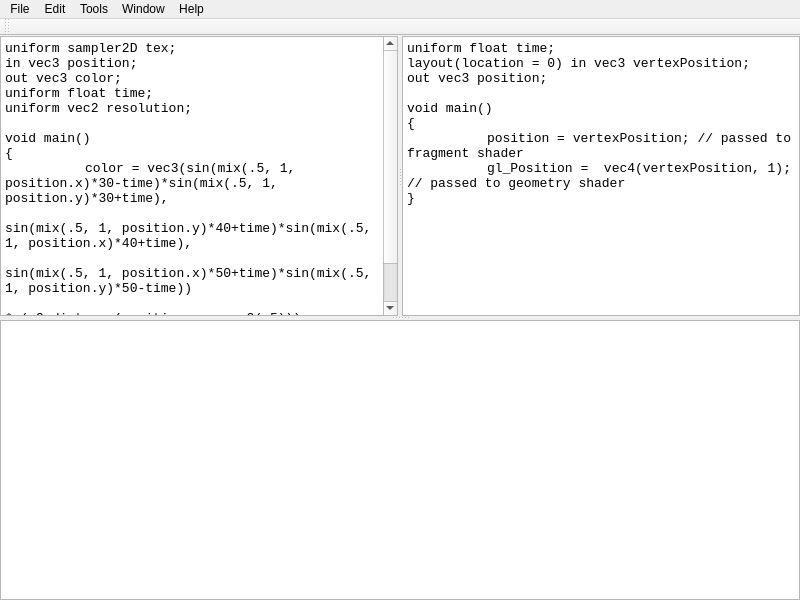
Before: the Qt Designer form ide.ui in byteManiak/Qt-Shader-IDE, drawn with Qt 5.
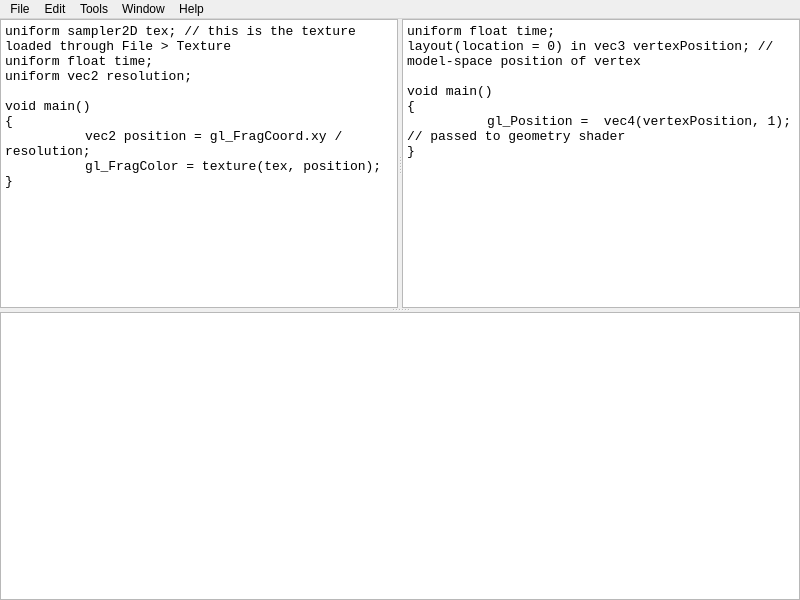
After: the same form once the commit is applied. Custom widgets are drawn as their Qt base class.

Commit message: Added texture support. Removed redundant code. Added a lot of comments.

```diff
--- a/ide.ui
+++ b/ide.ui
@@ -117,18 +117,14 @@
             <enum>Qt::ScrollBarAsNeeded</enum>
            </property>
            <property name="plainText">
-            <string>uniform sampler2D tex;
-in vec3 position;
-out vec3 color;
+            <string>uniform sampler2D tex; // this is the texture loaded through File &gt; Texture
 uniform float time;
 uniform vec2 resolution;
 
 void main() 
 {
-	color = vec3(sin(mix(.5, 1, position.x)*30-time)*sin(mix(.5, 1, position.y)*30+time),
-					sin(mix(.5, 1, position.y)*40+time)*sin(mix(.5, 1, position.x)*40+time),
-					sin(mix(.5, 1, position.x)*50+time)*sin(mix(.5, 1, position.y)*50-time))
-					* (.9-distance(position.xy, vec2(.5)));
+	vec2 position = gl_FragCoord.xy / resolution;
+	gl_FragColor = texture(tex, position);
 }</string>
            </property>
           </widget>
@@ -142,12 +138,10 @@
            </property>
            <property name="plainText">
             <string>uniform float time;
-layout(location = 0) in vec3 vertexPosition;
-out vec3 position;
+layout(location = 0) in vec3 vertexPosition; // model-space position of vertex
 
 void main() 
 {
-	position = vertexPosition; // passed to fragment shader
 	gl_Position =  vec4(vertexPosition, 1); // passed to geometry shader
 }</string>
            </property>
@@ -233,17 +227,6 @@
    <addaction name="menuWindow"/>
    <addaction name="menuHelp"/>
   </widget>
-  <widget class="GLToolBar" name="toolBar">
-   <property name="windowTitle">
-    <string>Context Tools</string>
-   </property>
-   <attribute name="toolBarArea">
-    <enum>TopToolBarArea</enum>
-   </attribute>
-   <attribute name="toolBarBreak">
-    <bool>false</bool>
-   </attribute>
-  </widget>
   <action name="actionOpen">
    <property name="text">
     <string>Open</string>
@@ -360,11 +343,6 @@
  </widget>
  <layoutdefault spacing="6" margin="11"/>
  <customwidgets>
-  <customwidget>
-   <class>GLToolBar</class>
-   <extends>QToolBar</extends>
-   <header>gltoolbar.h</header>
-  </customwidget>
   <customwidget>
    <class>TextEdit</class>
    <extends>QPlainTextEdit</extends>
```
Left out of the diff: 17 changed lines with no effect on the pictures. The commit also changes 11 other files.
